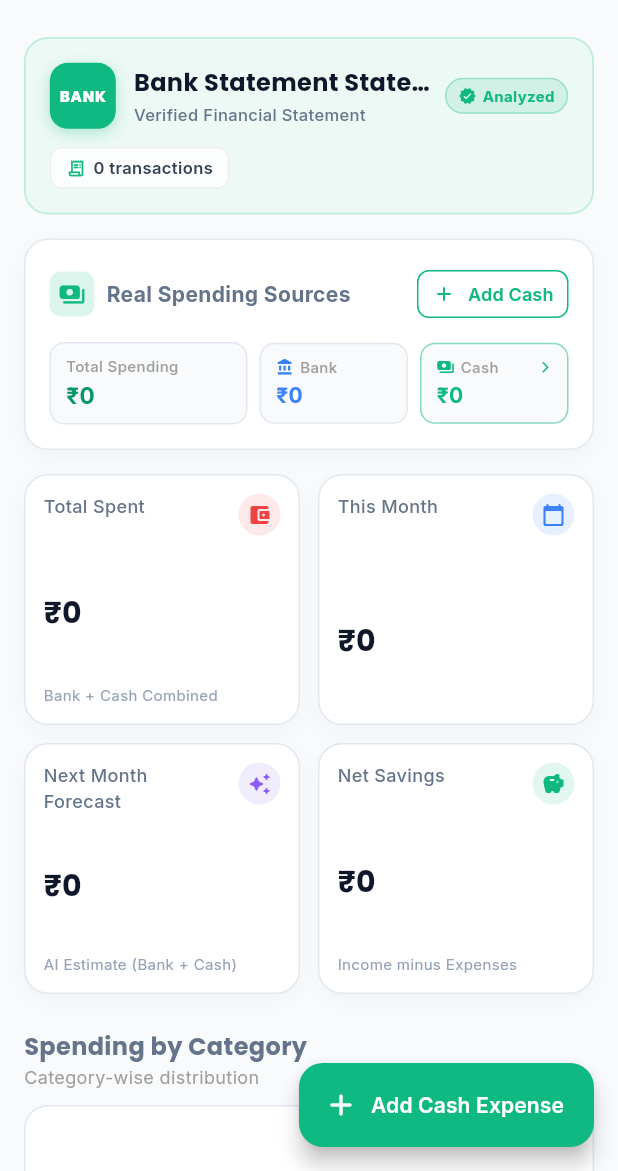
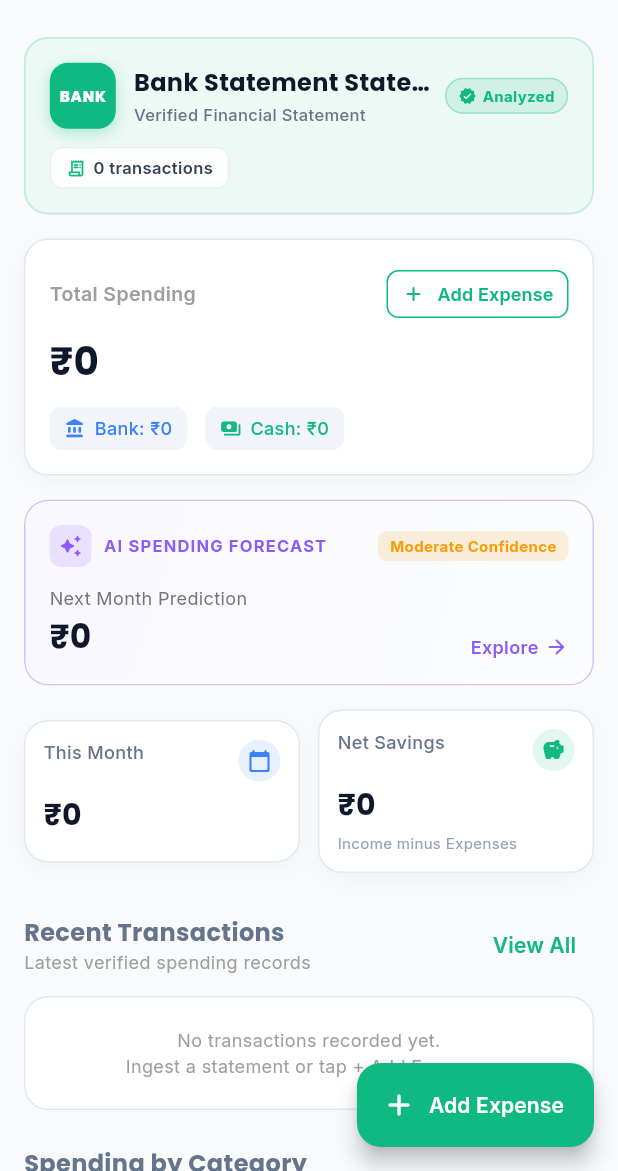
Before and after one commit to DarkWolfHunter007/expenseinsight, a Flutter app: the DashboardScreen screen opened directly, on a phone screen of 412 x 824 dp, the part 65-1236 px from its top. Run offline on Flutter 3.47's test engine with Material 3 defaults, Android fonts, the phone set to English and light mode, and no system bars; our stand-ins replace file_picker, fl_chart, google_fonts, shared_preferences; accounts and stored records are empty; network calls fail.

Commit message:
refactor(mobile): prioritize financial intelligence on home

```diff
--- a/mobile/flutter_app/lib/screens/dashboard_screen.dart
+++ b/mobile/flutter_app/lib/screens/dashboard_screen.dart
@@ -1,7 +1,10 @@
 import 'package:flutter/material.dart';
 import 'package:google_fonts/google_fonts.dart';
+import 'package:intl/intl.dart';
 import 'package:provider/provider.dart';
 
+import '../models/forecast_model.dart';
+import '../models/transaction_model.dart';
 import '../providers/analytics_provider.dart';
 import '../providers/cash_expense_provider.dart';
 import '../providers/forecast_provider.dart';
@@ -15,8 +18,10 @@ import '../widgets/monthly_trend_chart.dart';
 import '../widgets/recurring_subscriptions_card.dart';
 import '../widgets/server_settings_dialog.dart';
 import '../widgets/spending_metric_card.dart';
-import 'cash_expenses_screen.dart';
+import '../widgets/transaction_tile.dart';
+import 'forecast_screen.dart';
 import 'review_uncertain_screen.dart';
+import 'transactions_screen.dart';
 
 class DashboardScreen extends StatelessWidget {
   const DashboardScreen({super.key});
@@ -30,6 +35,7 @@ class DashboardScreen extends StatelessWidget {
         final summary = analyticsProv.summary;
         final forecast = forecastProv.forecast;
         final uncertainCount = txnProv.uncertainTransactions.length;
+        final recentTransactions = txnProv.transactions.take(4).toList();
 
         if (analyticsProv.isLoading && summary == null) {
           return const Scaffold(
@@ -46,7 +52,7 @@ class DashboardScreen extends StatelessWidget {
               IconButton(
                 onPressed: () => AddEditCashExpenseDialog.show(context),
                 icon: const Icon(Icons.add_circle_outline_rounded, color: Color(0xFF10B981)),
-                tooltip: 'Add Cash Expense',
+                tooltip: 'Add Expense',
               ),
               IconButton(
                 onPressed: () => InstallGuideDialog.show(context),
@@ -75,7 +81,7 @@ class DashboardScreen extends StatelessWidget {
             backgroundColor: const Color(0xFF10B981),
             foregroundColor: Colors.white,
             icon: const Icon(Icons.add_rounded),
-            label: const Text('Add Cash Expense', style: TextStyle(fontWeight: FontWeight.w600)),
+            label: const Text('Add Expense', style: TextStyle(fontWeight: FontWeight.w600)),
           ),
           body: RefreshIndicator(
             color: const Color(0xFF10B981),
@@ -100,11 +106,11 @@ class DashboardScreen extends StatelessWidget {
                   ),
                   const SizedBox(height: 16),
 
-                  // Spending Sources Breakdown Card (PRD Section 15: Bank vs Cash vs Total)
-                  _buildSpendingSourcesBreakdown(context, summary, isDark),
+                  // 1. Current Spending Summary & Sources
+                  _buildSpendingSourcesSummary(context, summary, isDark),
                   const SizedBox(height: 16),
 
-                  // Uncertain Transactions Alert Banner (PRD Section 20)
+                  // 2. Uncertain Transactions Alert Banner
                   if (uncertainCount > 0) ...[
                     InkWell(
                       onTap: () {
@@ -162,47 +168,33 @@ class DashboardScreen extends StatelessWidget {
                     const SizedBox(height: 16),
                   ],
 
-                  // Top Metric Cards Grid (PRD Section 32)
+                  // 3. AI Forecast Intelligence Hero Card
+                  _buildForecastHeroCard(context, forecast, summary, isDark),
+                  const SizedBox(height: 16),
+
+                  // 4. Secondary Metric Cards (This Month & Net Savings)
                   LayoutBuilder(
                     builder: (context, constraints) {
-                      final isWide = constraints.maxWidth > 600;
-                      return GridView.count(
-                        crossAxisCount: isWide ? 4 : 2,
-                        crossAxisSpacing: 12,
-                        mainAxisSpacing: 12,
-                        shrinkWrap: true,
-                        physics: const NeverScrollableScrollPhysics(),
-                        childAspectRatio: isWide ? 1.35 : 1.1,
+                      return Row(
                         children: [
-                          SpendingMetricCard(
-                            title: 'Total Spent',
-                            amount: summary?.totalExpense ?? 0.0,
-                            subtitle: (summary != null && summary.cashSpending > 0)
-                                ? 'Bank: ₹${summary.bankSpending.toStringAsFixed(0)} • Cash: ₹${summary.cashSpending.toStringAsFixed(0)}'
-                                : 'Bank + Cash Combined',
-                            icon: Icons.account_balance_wallet_rounded,
-                            accentColor: const Color(0xFFEF4444),
-                          ),
-                          SpendingMetricCard(
+                          Expanded(
+                            child: SpendingMetricCard(
                               title: 'This Month',
                               amount: summary?.thisMonthSpent ?? 0.0,
                               trendPercentage: summary?.monthOverMonthChangePct,
                               icon: Icons.calendar_today_rounded,
                               accentColor: const Color(0xFF3B82F6),
                             ),
-                          SpendingMetricCard(
-                            title: 'Next Month Forecast',
-                            amount: forecast?.totalForecast ?? (summary?.thisMonthSpent ?? 0.0),
-                            subtitle: 'AI Estimate (Bank + Cash)',
-                            icon: Icons.auto_awesome_rounded,
-                            accentColor: const Color(0xFF8B5CF6),
                           ),
-                          SpendingMetricCard(
+                          const SizedBox(width: 12),
+                          Expanded(
+                            child: SpendingMetricCard(
                               title: 'Net Savings',
                               amount: summary?.netSavings ?? 0.0,
                               subtitle: 'Income minus Expenses',
                               icon: Icons.savings_rounded,
                               accentColor: const Color(0xFF10B981),
+                            ),
                           ),
                         ],
                       );
@@ -210,8 +202,12 @@ class DashboardScreen extends StatelessWidget {
                   ),
                   const SizedBox(height: 24),
 
-                  // Spending by Category Donut Chart
-                  _sectionHeader('Spending by Category', 'Category-wise distribution'),
+                  // 5. Recent Transactions Section
+                  _buildRecentTransactionsSection(context, recentTransactions, isDark),
+                  const SizedBox(height: 24),
+
+                  // 6. Spending by Category Donut Chart
+                  _sectionHeader('Spending by Category', 'Category-wise distribution across all sources'),
                   const SizedBox(height: 10),
                   Container(
                     padding: const EdgeInsets.all(18),
@@ -229,7 +225,7 @@ class DashboardScreen extends StatelessWidget {
                   ),
                   const SizedBox(height: 24),
 
-                  // Monthly Spending Trend Line Chart
+                  // 7. Monthly Spending Trend Line Chart
                   _sectionHeader('Monthly Spending Trend', 'Chronological income and expense breakdown'),
                   const SizedBox(height: 10),
                   Container(
@@ -247,7 +243,7 @@ class DashboardScreen extends StatelessWidget {
                   ),
                   const SizedBox(height: 24),
 
-                  // Top Merchants Card
+                  // 8. Top Spending Merchants
                   _sectionHeader('Top Spending Merchants', 'Normalized merchant rankings'),
                   const SizedBox(height: 10),
                   Container(
@@ -265,7 +261,7 @@ class DashboardScreen extends StatelessWidget {
                   ),
                   const SizedBox(height: 24),
 
-                  // Recurring Subscriptions Card
+                  // 9. Recurring Subscriptions Card
                   _sectionHeader('Recurring Subscriptions & Bills', 'Detected monthly repeating cycles'),
                   const SizedBox(height: 10),
                   Container(
@@ -307,7 +303,7 @@ class DashboardScreen extends StatelessWidget {
     );
   }
 
-  Widget _buildSpendingSourcesBreakdown(BuildContext context, dynamic summary, bool isDark) {
+  Widget _buildSpendingSourcesSummary(BuildContext context, dynamic summary, bool isDark) {
     final bankSpent = (summary?.bankSpending as num?)?.toDouble() ?? 0.0;
     final cashSpent = (summary?.cashSpending as num?)?.toDouble() ?? 0.0;
     final totalSpent = (summary?.totalExpense as num?)?.toDouble() ?? 0.0;
@@ -334,22 +330,9 @@ class DashboardScreen extends StatelessWidget {
           Row(
             mainAxisAlignment: MainAxisAlignment.spaceBetween,
             children: [
-              Row(
-                children: [
-                  Container(
-                    padding: const EdgeInsets.all(6),
-                    decoration: BoxDecoration(
-                      color: const Color(0xFF10B981).withValues(alpha: 0.15),
-                      borderRadius: BorderRadius.circular(8),
-                    ),
-                    child: const Icon(Icons.payments_rounded, size: 18, color: Color(0xFF10B981)),
-                  ),
-                  const SizedBox(width: 8),
               Text(
-                    'Real Spending Sources',
-                    style: GoogleFonts.inter(fontSize: 14, fontWeight: FontWeight.bold),
-                  ),
-                ],
+                'Total Spending',
+                style: GoogleFonts.inter(fontSize: 13, fontWeight: FontWeight.w600, color: Colors.grey[500]),
               ),
               OutlinedButton.icon(
                 onPressed: () => AddEditCashExpenseDialog.show(context),
@@ -361,120 +344,59 @@ class DashboardScreen extends StatelessWidget {
                   shape: RoundedRectangleBorder(borderRadius: BorderRadius.circular(8)),
                 ),
                 icon: const Icon(Icons.add_rounded, size: 16),
-                label: const Text('Add Cash', style: TextStyle(fontSize: 12, fontWeight: FontWeight.w600)),
+                label: const Text('Add Expense', style: TextStyle(fontSize: 12, fontWeight: FontWeight.w600)),
               ),
             ],
           ),
-          const SizedBox(height: 12),
-          Row(
-            children: [
-              // Total Spending
-              Expanded(
-                flex: 4,
-                child: Container(
-                  padding: const EdgeInsets.symmetric(horizontal: 10, vertical: 8),
-                  decoration: BoxDecoration(
-                    color: isDark ? const Color(0xFF0F172A) : const Color(0xFFF8FAFC),
-                    borderRadius: BorderRadius.circular(10),
-                    border: Border.all(
-                      color: isDark ? const Color(0xFF334155) : const Color(0xFFE2E8F0),
+          const SizedBox(height: 6),
+          Text(
+            '₹${totalSpent.toStringAsFixed(0)}',
+            style: GoogleFonts.poppins(
+              fontSize: 26,
+              fontWeight: FontWeight.bold,
+              color: isDark ? Colors.white : const Color(0xFF0F172A),
             ),
           ),
-                  child: Column(
-                    crossAxisAlignment: CrossAxisAlignment.start,
+          const SizedBox(height: 12),
+          // Subtle payment source breakdown row
+          Wrap(
+            spacing: 12,
+            runSpacing: 8,
             children: [
+              Container(
+                padding: const EdgeInsets.symmetric(horizontal: 10, vertical: 6),
+                decoration: BoxDecoration(
+                  color: isDark ? const Color(0xFF0F172A) : const Color(0xFFF1F5F9),
+                  borderRadius: BorderRadius.circular(8),
+                ),
+                child: Row(
+                  mainAxisSize: MainAxisSize.min,
+                  children: [
+                    const Icon(Icons.account_balance_rounded, size: 14, color: Color(0xFF3B82F6)),
+                    const SizedBox(width: 6),
                     Text(
-                        'Total Spending',
-                        style: GoogleFonts.inter(fontSize: 10, color: Colors.grey[500], fontWeight: FontWeight.w500),
-                      ),
-                      const SizedBox(height: 2),
-                      Text(
-                        '₹${totalSpent.toStringAsFixed(0)}',
-                        style: GoogleFonts.inter(fontSize: 15, fontWeight: FontWeight.bold, color: const Color(0xFF059669)),
+                      'Bank: ₹${bankSpent.toStringAsFixed(0)}',
+                      style: GoogleFonts.inter(fontSize: 12, fontWeight: FontWeight.w500, color: const Color(0xFF3B82F6)),
                     ),
                   ],
                 ),
               ),
+              Container(
+                padding: const EdgeInsets.symmetric(horizontal: 10, vertical: 6),
+                decoration: BoxDecoration(
+                  color: isDark ? const Color(0xFF0F172A) : const Color(0xFFF1F5F9),
+                  borderRadius: BorderRadius.circular(8),
                 ),
-              const SizedBox(width: 8),
-              // Bank Spending
-              Expanded(
-                flex: 3,
-                child: Container(
-                  padding: const EdgeInsets.symmetric(horizontal: 10, vertical: 8),
-                  decoration: BoxDecoration(
-                    color: isDark ? const Color(0xFF0F172A) : const Color(0xFFF8FAFC),
-                    borderRadius: BorderRadius.circular(10),
-                    border: Border.all(
-                      color: isDark ? const Color(0xFF334155) : const Color(0xFFE2E8F0),
-                    ),
-                  ),
-                  child: Column(
-                    crossAxisAlignment: CrossAxisAlignment.start,
+                child: Row(
+                  mainAxisSize: MainAxisSize.min,
                   children: [
-                      Row(
-                        children: [
-                          const Icon(Icons.account_balance_rounded, size: 12, color: Color(0xFF3B82F6)),
-                          const SizedBox(width: 4),
+                    const Icon(Icons.payments_rounded, size: 14, color: Color(0xFF10B981)),
+                    const SizedBox(width: 6),
                     Text(
-                            'Bank',
-                            style: GoogleFonts.inter(fontSize: 10, color: Colors.grey[500], fontWeight: FontWeight.w500),
+                      'Cash: ₹${cashSpent.toStringAsFixed(0)}',
+                      style: GoogleFonts.inter(fontSize: 12, fontWeight: FontWeight.w500, color: const Color(0xFF10B981)),
                     ),
                   ],
-                      ),
-                      const SizedBox(height: 2),
-                      Text(
-                        '₹${bankSpent.toStringAsFixed(0)}',
-                        style: GoogleFonts.inter(fontSize: 14, fontWeight: FontWeight.bold, color: const Color(0xFF3B82F6)),
-                      ),
-                    ],
-                  ),
-                ),
-              ),
-              const SizedBox(width: 8),
-              // Cash Spending
-              Expanded(
-                flex: 3,
-                child: InkWell(
-                  onTap: () {
-                    Navigator.push(
-                      context,
-                      MaterialPageRoute(builder: (_) => const CashExpensesScreen()),
-                    );
-                  },
-                  borderRadius: BorderRadius.circular(10),
-                  child: Container(
-                    padding: const EdgeInsets.symmetric(horizontal: 10, vertical: 8),
-                    decoration: BoxDecoration(
-                      color: isDark ? const Color(0xFF0F172A) : const Color(0xFFF8FAFC),
-                      borderRadius: BorderRadius.circular(10),
-                      border: Border.all(
-                        color: const Color(0xFF10B981).withValues(alpha: 0.5),
-                      ),
-                    ),
-                    child: Column(
-                      crossAxisAlignment: CrossAxisAlignment.start,
-                      children: [
-                        Row(
-                          children: [
-                            const Icon(Icons.payments_rounded, size: 12, color: Color(0xFF10B981)),
-                            const SizedBox(width: 4),
-                            Text(
-                              'Cash',
-                              style: GoogleFonts.inter(fontSize: 10, color: Colors.grey[500], fontWeight: FontWeight.w500),
-                            ),
-                            const Spacer(),
-                            const Icon(Icons.arrow_forward_ios_rounded, size: 9, color: Color(0xFF10B981)),
-                          ],
-                        ),
-                        const SizedBox(height: 2),
-                        Text(
-                          '₹${cashSpent.toStringAsFixed(0)}',
-                          style: GoogleFonts.inter(fontSize: 14, fontWeight: FontWeight.bold, color: const Color(0xFF10B981)),
-                        ),
-                      ],
-                    ),
-                  ),
                 ),
               ),
             ],
@@ -483,4 +405,203 @@ class DashboardScreen extends StatelessWidget {
       ),
     );
   }
+
+  Widget _buildForecastHeroCard(BuildContext context, ForecastModel? forecast, dynamic summary, bool isDark) {
+    final currencyFormat = NumberFormat.currency(locale: 'en_IN', symbol: '₹', decimalDigits: 0);
+    final predictedAmount = forecast?.totalForecast ?? (summary?.thisMonthSpent ?? 0.0);
+    final confidence = forecast?.confidenceLevel ?? 'Moderate';
+
+    Color confidenceColor;
+    if (confidence.toLowerCase().contains('high')) {
+      confidenceColor = const Color(0xFF10B981);
+    } else if (confidence.toLowerCase().contains('mod')) {
+      confidenceColor = const Color(0xFFF59E0B);
+    } else {
+      confidenceColor = const Color(0xFF8B5CF6);
     }
+
+    return Material(
+      color: isDark ? const Color(0xFF1E293B) : Colors.white,
+      borderRadius: BorderRadius.circular(16),
+      clipBehavior: Clip.antiAlias,
+      child: InkWell(
+        onTap: () {
+          Navigator.push(
+            context,
+            MaterialPageRoute(builder: (_) => const ForecastScreen()),
+          );
+        },
+        borderRadius: BorderRadius.circular(16),
+        child: Container(
+          padding: const EdgeInsets.all(16),
+          decoration: BoxDecoration(
+            borderRadius: BorderRadius.circular(16),
+            border: Border.all(
+              color: const Color(0xFF8B5CF6).withValues(alpha: 0.35),
+            ),
+            gradient: LinearGradient(
+              begin: Alignment.topLeft,
+              end: Alignment.bottomRight,
+              colors: [
+                const Color(0xFF8B5CF6).withValues(alpha: isDark ? 0.12 : 0.05),
+                const Color(0xFF3B82F6).withValues(alpha: isDark ? 0.08 : 0.02),
+              ],
+            ),
+          ),
+          child: Column(
+            crossAxisAlignment: CrossAxisAlignment.start,
+            children: [
+              Row(
+                mainAxisAlignment: MainAxisAlignment.spaceBetween,
+                children: [
+                  Row(
+                    children: [
+                      Container(
+                        padding: const EdgeInsets.all(6),
+                        decoration: BoxDecoration(
+                          color: const Color(0xFF8B5CF6).withValues(alpha: 0.15),
+                          borderRadius: BorderRadius.circular(8),
+                        ),
+                        child: const Icon(Icons.auto_awesome_rounded, size: 16, color: Color(0xFF8B5CF6)),
+                      ),
+                      const SizedBox(width: 8),
+                      Text(
+                        'AI SPENDING FORECAST',
+                        style: GoogleFonts.inter(
+                          fontSize: 11,
+                          fontWeight: FontWeight.bold,
+                          letterSpacing: 0.8,
+                          color: const Color(0xFF8B5CF6),
+                        ),
+                      ),
+                    ],
+                  ),
+                  Container(
+                    padding: const EdgeInsets.symmetric(horizontal: 8, vertical: 3),
+                    decoration: BoxDecoration(
+                      color: confidenceColor.withValues(alpha: 0.15),
+                      borderRadius: BorderRadius.circular(6),
+                    ),
+                    child: Text(
+                      '$confidence Confidence',
+                      style: GoogleFonts.inter(
+                        fontSize: 10,
+                        fontWeight: FontWeight.bold,
+                        color: confidenceColor,
+                      ),
+                    ),
+                  ),
+                ],
+              ),
+              const SizedBox(height: 12),
+              Row(
+                mainAxisAlignment: MainAxisAlignment.spaceBetween,
+                crossAxisAlignment: CrossAxisAlignment.end,
+                children: [
+                  Expanded(
+                    child: Column(
+                      crossAxisAlignment: CrossAxisAlignment.start,
+                      children: [
+                        Text(
+                          'Next Month Prediction',
+                          style: GoogleFonts.inter(
+                            fontSize: 12,
+                            color: isDark ? Colors.grey[400] : Colors.grey[600],
+                          ),
+                        ),
+                        const SizedBox(height: 2),
+                        Text(
+                          currencyFormat.format(predictedAmount),
+                          style: GoogleFonts.poppins(
+                            fontSize: 22,
+                            fontWeight: FontWeight.bold,
+                            color: isDark ? Colors.white : const Color(0xFF0F172A),
+                          ),
+                        ),
+                      ],
+                    ),
+                  ),
+                  Row(
+                    mainAxisSize: MainAxisSize.min,
+                    children: [
+                      Text(
+                        'Explore',
+                        style: GoogleFonts.inter(
+                          fontSize: 12,
+                          fontWeight: FontWeight.w600,
+                          color: const Color(0xFF8B5CF6),
+                        ),
+                      ),
+                      const SizedBox(width: 4),
+                      const Icon(Icons.arrow_forward_rounded, size: 16, color: Color(0xFF8B5CF6)),
+                    ],
+                  ),
+                ],
+              ),
+            ],
+          ),
+        ),
+      ),
+    );
+  }
+
+  Widget _buildRecentTransactionsSection(
+    BuildContext context,
+    List<TransactionModel> transactions,
+    bool isDark,
+  ) {
+    return Column(
+      crossAxisAlignment: CrossAxisAlignment.start,
+      children: [
+        Row(
+          mainAxisAlignment: MainAxisAlignment.spaceBetween,
+          children: [
+            Column(
+              crossAxisAlignment: CrossAxisAlignment.start,
+              children: [
+                Text(
+                  'Recent Transactions',
+                  style: GoogleFonts.poppins(fontSize: 16, fontWeight: FontWeight.bold),
+                ),
+                Text(
+                  'Latest verified spending records',
+                  style: GoogleFonts.inter(fontSize: 12, color: Colors.grey),
+                ),
+              ],
+            ),
+            TextButton(
+              onPressed: () {
+                Navigator.push(
+                  context,
+                  MaterialPageRoute(builder: (_) => const TransactionsScreen()),
+                );
+              },
+              child: const Text('View All', style: TextStyle(fontWeight: FontWeight.w600)),
+            ),
+          ],
+        ),
+        const SizedBox(height: 10),
+        if (transactions.isEmpty)
+          Container(
+            padding: const EdgeInsets.all(20),
+            decoration: BoxDecoration(
+              color: isDark ? const Color(0xFF1E293B) : Colors.white,
+              borderRadius: BorderRadius.circular(16),
+              border: Border.all(
+                color: isDark ? const Color(0xFF334155) : const Color(0xFFE2E8F0),
+              ),
+            ),
+            child: Center(
+              child: Text(
+                'No transactions recorded yet.\nIngest a statement or tap + Add Expense.',
+                textAlign: TextAlign.center,
+                style: GoogleFonts.inter(fontSize: 12, color: Colors.grey),
+              ),
+            ),
+          )
+        else
+          ...transactions.map((t) => TransactionTile(transaction: t)),
+      ],
+    );
+  }
+}
```
Lines whose indentation alone changed are shown as unchanged.
